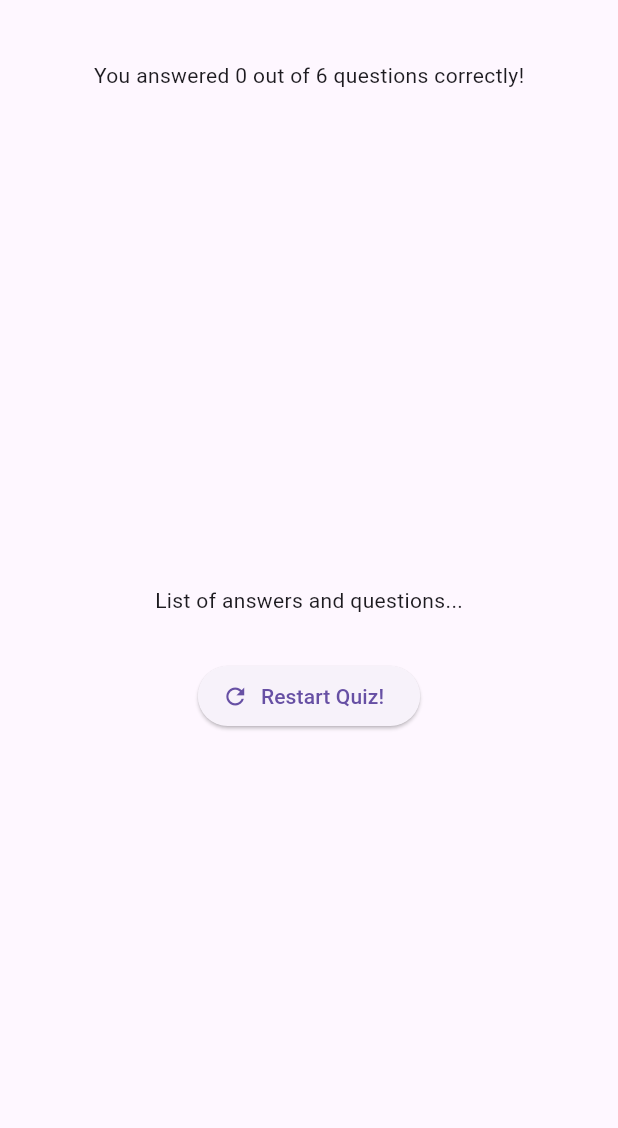
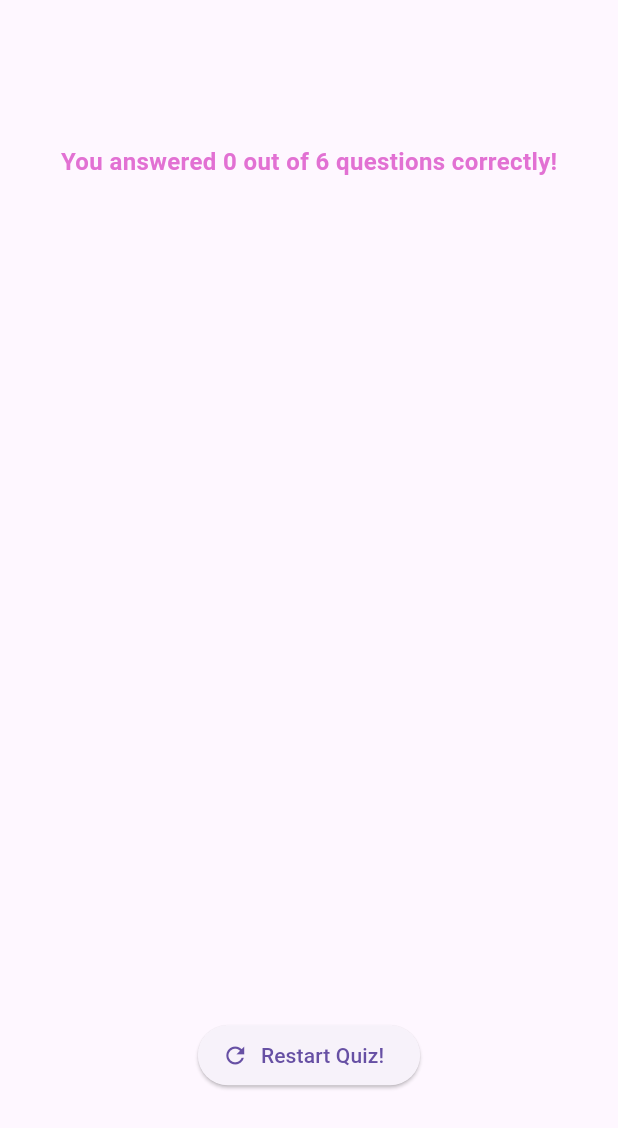
Before and after one commit to hyak4j/QuizApp, a Flutter app: the ResultScreen widget shown alone on an empty page, opened directly with empty values, on a phone screen of 412 x 824 dp. Shown: the top 1128 px of the screen. Run offline on Flutter 3.47's test engine with Material 3 defaults, Android fonts, the phone set to English and light mode, and no system bars; our stand-ins replace google_fonts.

Commit message:
feat: 優化結果頁UI

```diff
--- a/lib/result_screen.dart
+++ b/lib/result_screen.dart
@@ -34,11 +34,19 @@ class ResultScreen extends StatelessWidget {
       width: double.infinity,
       child: Container(
         margin: const EdgeInsets.all(40),
-        child: Column(children: [
-          Text('You answered $numCorrectQuestions out of $numTotalQuestions questions correctly!'),
+        child: Column(
+          mainAxisAlignment: MainAxisAlignment.center,
+          children: [
+          Text(
+            'You answered $numCorrectQuestions out of $numTotalQuestions questions correctly!',
+            style: const TextStyle(
+              color: Color.fromARGB(255, 226, 113, 211),
+              fontSize: 16,
+              fontWeight: FontWeight.bold
+            ),
+            ),
           const SizedBox(height: 30,),
           QuestionSummary(summaryData),
-          const Text('List of answers and questions...'),
           const SizedBox(height: 30,),
           ElevatedButton.icon(
             icon: const Icon(Icons.refresh),
```
Also changed, not shown: lib/question_summary.dart (+47 -9 lines).
